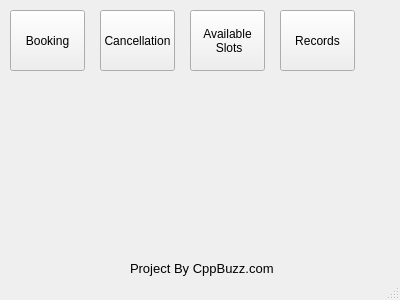
AnishBharati/Qt-HMS, file Doctor_Appointment_In_QT/mainwindow.ui: the form before one commit.
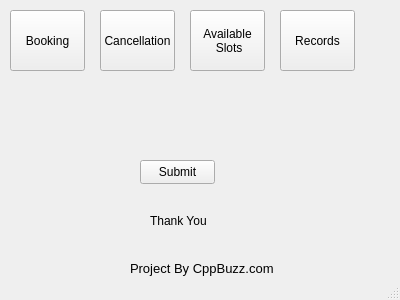
The form after the commit.

Patch:
```diff
--- a/Doctor_Appointment_In_QT/mainwindow.ui
+++ b/Doctor_Appointment_In_QT/mainwindow.ui
@@ -85,6 +85,32 @@
      <string>Records</string>
     </property>
    </widget>
+   <widget class="QPushButton" name="pushButton">
+    <property name="geometry">
+     <rect>
+      <x>140</x>
+      <y>160</y>
+      <width>75</width>
+      <height>24</height>
+     </rect>
+    </property>
+    <property name="text">
+     <string>Submit</string>
+    </property>
+   </widget>
+   <widget class="QLabel" name="label_2">
+    <property name="geometry">
+     <rect>
+      <x>150</x>
+      <y>210</y>
+      <width>91</width>
+      <height>21</height>
+     </rect>
+    </property>
+    <property name="text">
+     <string>Thank You</string>
+    </property>
+   </widget>
   </widget>
   <widget class="QStatusBar" name="statusBar"/>
  </widget>
```
